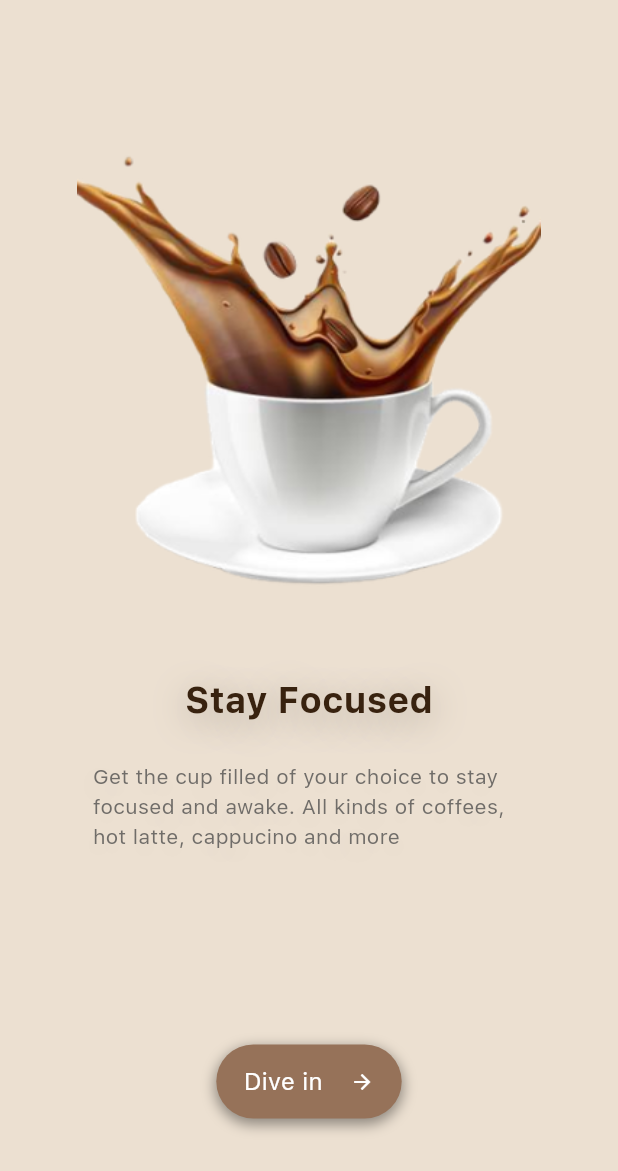
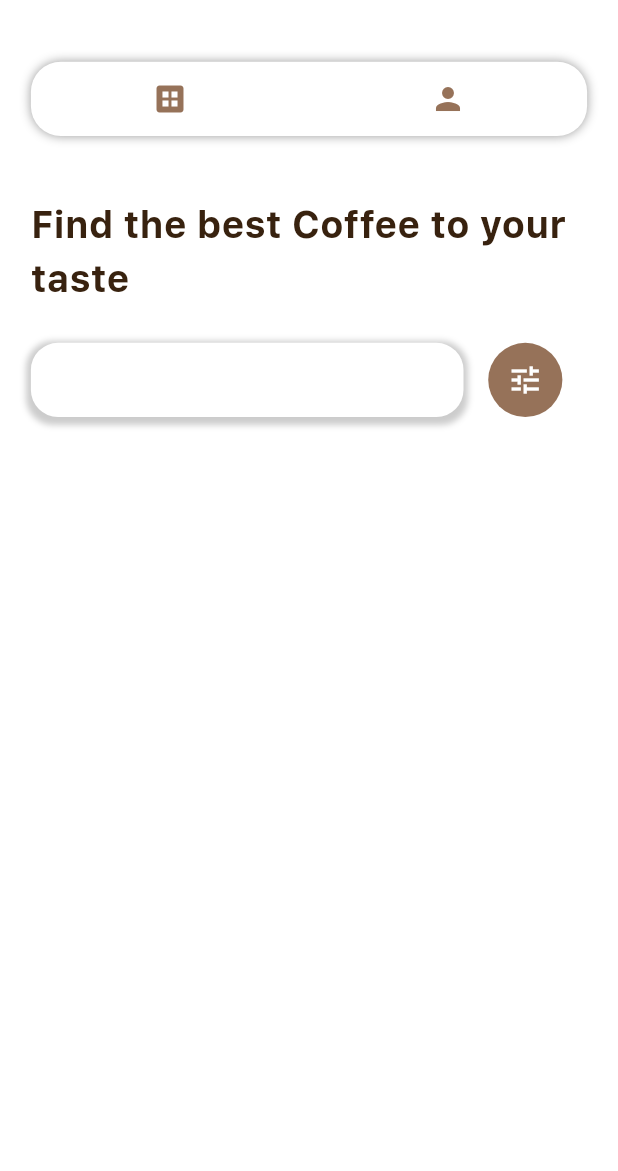
Before and after one commit to ilaydaxtx/Coffee-App, a Flutter app: the screen it shows after launch, after a tap on "Dive in", on a phone screen of 412 x 824 dp. Shown: the top 1171 px of the screen. Run offline on Flutter 3.47's test engine with Material 3 defaults, Android fonts, the phone set to English and light mode, and no system bars; our stand-ins replace get.

Commit message:
home page, head nav and search bar added

```diff
--- /dev/null
+++ b/lib/ui/headnav/headnav_view.dart
@@ -0,0 +1,40 @@
+import 'package:coffeeapp/const/colors/appColors.dart';
+import 'package:flutter/material.dart';
+import 'package:get/get.dart';
+
+class HeadnavView extends StatelessWidget {
+  const HeadnavView({super.key});
+
+  @override
+  Widget build(BuildContext context) {
+    return Center(
+      child: Container(
+        margin: EdgeInsets.fromLTRB(Get.width * 0.01, Get.height * 0.05, Get.width * 0.01, 0),
+        width: Get.width * 0.9,
+        height: Get.height * 0.06,
+        decoration: BoxDecoration(color: AppColors.white, borderRadius: BorderRadius.circular(20), boxShadow: [
+          BoxShadow(
+            color: Colors.black.withOpacity(0.4),
+            blurRadius: 5,
+          )
+        ]),
+        child: Row(
+          mainAxisAlignment: MainAxisAlignment.spaceAround,
+          children: [
+            GestureDetector(
+              onTap: () {},
+              child: Icon(
+                Icons.dataset,
+                color: AppColors.mediumBrown,
+              ),
+            ),
+            Icon(
+              Icons.person,
+              color: AppColors.mediumBrown,
+            )
+          ],
+        ),
+      ),
+    );
+  }
+}
--- a/lib/ui/home/home_view.dart
+++ b/lib/ui/home/home_view.dart
@@ -0,0 +1,40 @@
+import 'package:coffeeapp/const/colors/appColors.dart';
+import 'package:coffeeapp/ui/headnav/headnav_view.dart';
+import 'package:coffeeapp/ui/searchbar/searchbar_view.dart';
+import 'package:flutter/material.dart';
+import 'package:get/get.dart';
+
+class HomeView extends StatelessWidget {
+  const HomeView({super.key});
+
+  @override
+  Widget build(BuildContext context) {
+    return Scaffold(
+      backgroundColor: AppColors.white,
+      body: Column(
+        children: [
+          HeadnavView(),
+          SizedBox(
+            height: Get.height * 0.05,
+          ),
+          Container(
+            width: Get.width * 0.9,
+            child: Text(
+              "Find the best Coffee to your taste",
+              style: TextStyle(
+                fontFamily: "SFProText",
+                fontWeight: FontWeight.w700,
+                fontSize: 25,
+                color: AppColors.darkBrown,
+              ),
+            ),
+          ),
+          SizedBox(
+            height: Get.height * 0.03,
+          ),
+          SearchbarView(),
+        ],
+      ),
+    );
+  }
+}
--- /dev/null
+++ b/lib/ui/searchbar/searchbar_view.dart
@@ -0,0 +1,56 @@
+import 'package:coffeeapp/const/colors/appColors.dart';
+import 'package:flutter/material.dart';
+import 'package:get/get.dart';
+
+class SearchbarView extends StatelessWidget {
+  const SearchbarView({super.key});
+
+  @override
+  Widget build(BuildContext context) {
+    return Container(
+      width: Get.width * 0.9,
+      height: Get.height * 0.06,
+      child: Row(
+        children: [
+          GestureDetector(
+            onTap: () {},
+            child: Container(
+              width: Get.width * 0.7,
+              /* height: Get.height * 0.1, */
+              decoration: BoxDecoration(color: AppColors.white, borderRadius: BorderRadius.circular(18), boxShadow: [
+                BoxShadow(
+                  color: Colors.black26.withOpacity(0.2),
+                  spreadRadius: 3,
+                  blurRadius: 3,
+                  offset: Offset(0, 2),
+                )
+              ]),
+            ),
+          ),
+          GestureDetector(
+            onTap: () {},
+            child: Container(
+              width: Get.width * 0.2,
+              height: Get.height * 0.2,
+              decoration: BoxDecoration(
+                shape: BoxShape.circle,
+                color: AppColors.mediumBrown, /* boxShadow: [
+                BoxShadow(
+                  color: Colors.black26.withOpacity(0.2),
+                  spreadRadius: 3,
+                  blurRadius: 3,
+                  offset: Offset(0, 2),
+                )
+              ] */
+              ),
+              child: Icon(
+                Icons.tune,
+                color: AppColors.white,
+              ),
+            ),
+          )
+        ],
+      ),
+    );
+  }
+}
--- a/lib/ui/welcome/welcome_view.dart
+++ b/lib/ui/welcome/welcome_view.dart
@@ -1,5 +1,6 @@
 import 'package:coffeeapp/const/colors/appColors.dart';
 import 'package:coffeeapp/const/images/image_assets.dart';
+import 'package:coffeeapp/ui/home/home_view.dart';
 import 'package:coffeeapp/utils/image_utils.dart';
 import 'package:flutter/material.dart';
 import 'package:get/get.dart';
@@ -66,7 +67,9 @@ class WelcomeView extends StatelessWidget {
               ),
             ),
             GestureDetector(
-              onTap: () {},
+              onTap: () {
+                Get.to(HomeView());
+              },
               child: Container(
                 width: Get.width * 0.3,
                 height: Get.height * 0.06,
```
